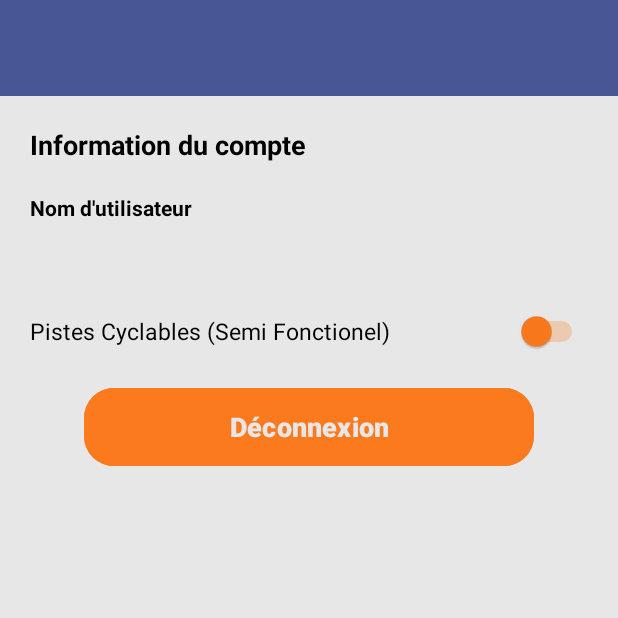
After one commit to felixgravel/TP3VeilleTechnologique, an Android app built with Jetpack Compose: the SettingsActivity screen opened directly, with no data from a screen before it, on a phone screen of 412 x 824 dp, the top half of it. The commit adds this screen. Run offline under Robolectric (Android 15) with nearby library versions, the phone set to English and light mode, and no system bars.

Commit message:
ajout page settings

```diff
--- a/app/build.gradle.kts
+++ b/app/build.gradle.kts
@@ -59,6 +59,7 @@ dependencies {
     implementation ("com.google.maps.android:maps-utils-ktx:5.0.0")
     implementation("androidx.constraintlayout:constraintlayout:2.2.0-alpha13")
     implementation ("org.apache.commons:commons-csv:1.9.0")
+    implementation("androidx.preference:preference-ktx:1.2.0")
     implementation(libs.androidx.core.ktx)
     implementation(libs.androidx.lifecycle.runtime.ktx)
     implementation(libs.androidx.activity.compose)
@@ -75,6 +76,8 @@ dependencies {
     implementation(libs.firebase.auth)
     implementation(libs.play.services.maps)
     implementation(libs.play.services.location)
+    implementation(libs.androidx.activity)
+    implementation(libs.androidx.preference)
     testImplementation(libs.junit)
     androidTestImplementation(libs.androidx.junit)
     androidTestImplementation(libs.androidx.espresso.core)
--- /dev/null
+++ b/app/src/main/java/com/example/tp3veilletechnologique/SettingsActivity.kt
@@ -0,0 +1,49 @@
+package com.example.tp3veilletechnologique
+
+import android.content.Intent
+import android.os.Bundle
+import android.widget.Toast
+import androidx.activity.enableEdgeToEdge
+import androidx.appcompat.app.AppCompatActivity
+import androidx.core.view.ViewCompat
+import androidx.core.view.WindowInsetsCompat
+import com.example.tp3veilletechnologique.databinding.ActivitySettingsBinding
+
+class SettingsActivity : AppCompatActivity() {
+    private lateinit var binding: ActivitySettingsBinding
+    override fun onCreate(savedInstanceState: Bundle?) {
+        super.onCreate(savedInstanceState)
+
+        binding = ActivitySettingsBinding.inflate(layoutInflater)
+
+        setContentView(binding.root)
+
+        val sharedPreferences = getSharedPreferences("KML", MODE_PRIVATE)
+
+        if(sharedPreferences.contains("ADDKML")){
+            val isKML = sharedPreferences.getBoolean("ADDKML", false)
+            if(isKML){
+                binding.pistesCyclables.isActivated
+            }
+        }
+
+        binding.pistesCyclables.setOnClickListener {
+            with(sharedPreferences.edit()){
+                putBoolean("ADDKML", true )
+                apply()
+            }
+        }
+
+        binding.deconnexion.setOnClickListener {
+            val sharedPreferences = getSharedPreferences("LOGIN", MODE_PRIVATE)
+            with(sharedPreferences.edit()) {
+                remove("EMAIL")
+                remove("MDP")
+                apply()
+            }
+            val login = Intent(this, LoginActivity::class.java)
+            startActivity(login)
+            finish()
+        }
+    }
+}
--- a/app/src/main/res/layout/activity_maps.xml
+++ b/app/src/main/res/layout/activity_maps.xml
@@ -26,7 +26,7 @@ android:layout_height="match_parent">
         android:layout_width="match_parent"
         android:layout_height="match_parent"
         android:background="@color/blue"
-    app:behavior_peekHeight="100dp"
+        app:behavior_peekHeight="80dp"
         app:layout_behavior="@string/bottom_sheet_behavior">
 
         <LinearLayout
--- /dev/null
+++ b/app/src/main/res/layout/activity_settings.xml
@@ -0,0 +1,78 @@
+<?xml version="1.0" encoding="utf-8"?>
+<LinearLayout xmlns:android="http://schemas.android.com/apk/res/android"
+    xmlns:app="http://schemas.android.com/apk/res-auto"
+    xmlns:tools="http://schemas.android.com/tools"
+    android:layout_width="match_parent"
+    android:layout_height="match_parent"
+    android:orientation="vertical"
+    android:background="@color/platinum"
+    tools:context=".SettingsActivity">
+
+    <androidx.appcompat.widget.Toolbar
+        android:id="@+id/toolbar"
+        android:layout_width="match_parent"
+        android:layout_height="wrap_content"
+        android:background="@color/blue"
+        android:minHeight="?attr/actionBarSize"
+        android:layout_gravity="start"/>
+
+    <TextView
+        android:layout_width="wrap_content"
+        android:layout_height="wrap_content"
+        android:text="Information du compte"
+        android:textColor="@color/black"
+        android:layout_marginTop="20dp"
+        android:layout_marginStart="20dp"
+        android:textSize="18sp"
+        android:textStyle="bold"/>
+
+    <TextView
+        android:layout_width="wrap_content"
+        android:layout_height="wrap_content"
+        android:layout_marginTop="20dp"
+        android:layout_marginStart="20dp"
+        android:textColor="@color/black"
+        android:textStyle="bold"
+        android:text="Nom d'utilisateur"/>
+
+    <TextView
+        android:id="@+id/nomUtilisateur"
+        android:layout_width="wrap_content"
+        android:layout_height="wrap_content"
+        android:layout_marginTop="20dp"
+        android:layout_marginStart="20dp"
+        android:textColor="@color/black"
+        android:text=""/>
+
+    <Switch
+        android:id="@+id/pistesCyclables"
+        android:layout_width="match_parent"
+        android:layout_height="wrap_content"
+        android:layout_marginTop="20dp"
+        android:layout_marginRight="20dp"
+        android:layout_marginLeft="20dp"
+        android:textColor="@color/black"
+        android:textSize="15sp"
+        android:scaleX="1"
+        android:scaleY="1"
+        android:thumbTint="@color/pumpkin"
+        android:trackTint="@color/pumpkin"
+        tools:ignore="UseSwitchCompatOrMaterialXml"
+        android:text="Pistes Cyclables (Semi Fonctionel)" />
+
+    <Button
+        android:id="@+id/deconnexion"
+        android:layout_width="300dp"
+        android:layout_height="60dp"
+        android:layout_gravity="center"
+        android:layout_marginTop="20dp"
+        android:backgroundTint="@color/pumpkin"
+        android:text="Déconnexion"
+        android:textColor="@color/platinum"
+        android:textSize="18sp"
+        android:textStyle="bold"
+        app:cornerRadius="20dp"
+        app:strokeColor="@color/black" />
+
+
+</LinearLayout>
--- a/gradle/libs.versions.toml
+++ b/gradle/libs.versions.toml
@@ -18,6 +18,8 @@ firebaseAuth = "23.0.0"
 googleAndroidLibrariesMapsplatformSecretsGradlePlugin = "2.0.1"
 playServicesMaps = "18.1.0"
 playServicesLocation = "21.2.0"
+activity = "1.9.0"
+preference = "1.2.1"
 
 [libraries]
 androidx-core-ktx = { group = "androidx.core", name = "core-ktx", version.ref = "coreKtx" }
@@ -42,6 +44,8 @@ androidx-navigation-ui-ktx = { group = "androidx.navigation", name = "navigation
 firebase-auth = { group = "com.google.firebase", name = "firebase-auth", version.ref = "firebaseAuth" }
 play-services-maps = { group = "com.google.android.gms", name = "play-services-maps", version.ref = "playServicesMaps" }
 play-services-location = { group = "com.google.android.gms", name = "play-services-location", version.ref = "playServicesLocation" }
+androidx-activity = { group = "androidx.activity", name = "activity", version.ref = "activity" }
+androidx-preference = { group = "androidx.preference", name = "preference", version.ref = "preference" }
 
 [plugins]
 androidApplication = { id = "com.android.application", version.ref = "agp" }
```
Also changed, not shown: app/src/main/AndroidManifest.xml (+6 -3 lines), app/src/main/java/com/example/tp3veilletechnologique/MapsActivity.kt (+28 -2 lines), app/src/main/res/values/arrays.xml (added, +12 -0 lines), app/src/main/res/values/strings.xml (+14 -0 lines). Lines whose indentation alone changed are shown as unchanged.
